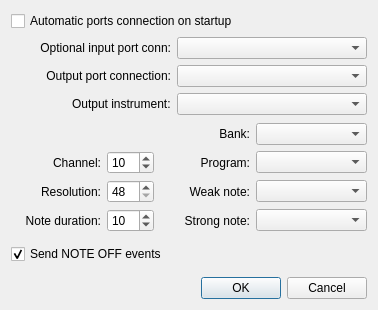
First picture: the form in src/kmetropreferencesbase.ui, repository pedrolcl/kmetronome, before the edit.
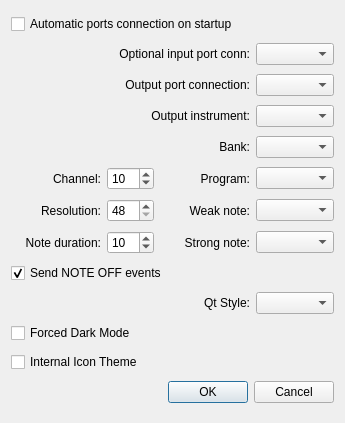
Second picture: the form after the edit.

Commit message: * added action icons: internal theme based on breeze * new settings: qt style, dark mode, and internal icon theme * desktop icons replaced

Diff of the .ui file:
```diff
--- a/src/kmetropreferencesbase.ui
+++ b/src/kmetropreferencesbase.ui
@@ -24,68 +24,32 @@
    <rect>
     <x>0</x>
     <y>0</y>
-    <width>378</width>
-    <height>310</height>
+    <width>345</width>
+    <height>423</height>
    </rect>
   </property>
-  <layout class="QVBoxLayout" name="verticalLayout">
-   <item>
-    <widget class="QCheckBox" name="m_autoconn">
-     <property name="whatsThis">
-      <string>If this checkbox is activated, the the program will remember the connections for the input and output ports, and try to reconnect them at program startup.</string>
-     </property>
+  <layout class="QGridLayout" name="gridLayout">
+   <item row="3" column="0" colspan="3">
+    <widget class="QLabel" name="lblInstrument">
      <property name="text">
-      <string>Automatic ports connection on startup</string>
-     </property>
-    </widget>
-   </item>
-   <item>
-    <layout class="QFormLayout" name="formLayout_3">
-     <property name="labelAlignment">
-      <set>Qt::AlignRight|Qt::AlignTrailing|Qt::AlignVCenter</set>
-     </property>
-     <item row="0" column="0">
-      <widget class="QLabel" name="lblInputPort">
-       <property name="sizePolicy">
-        <sizepolicy hsizetype="Preferred" vsizetype="Minimum">
-         <horstretch>0</horstretch>
-         <verstretch>0</verstretch>
-        </sizepolicy>
-       </property>
-       <property name="minimumSize">
-        <size>
-         <width>160</width>
-         <height>22</height>
-        </size>
-       </property>
-       <property name="text">
-        <string>Optional input port conn:</string>
+      <string>Output instrument:</string>
        </property>
        <property name="alignment">
         <set>Qt::AlignRight|Qt::AlignTrailing|Qt::AlignVCenter</set>
        </property>
-       <property name="wordWrap">
-        <bool>false</bool>
-       </property>
        <property name="buddy">
         <cstring>m_in_connection</cstring>
        </property>
       </widget>
      </item>
-     <item row="0" column="1">
-      <widget class="QComboBox" name="m_in_connection">
-       <property name="sizePolicy">
-        <sizepolicy hsizetype="Expanding" vsizetype="Fixed">
-         <horstretch>0</horstretch>
-         <verstretch>0</verstretch>
-        </sizepolicy>
-       </property>
+   <item row="5" column="3">
+    <widget class="QComboBox" name="m_bank">
        <property name="whatsThis">
         <string>This is the optional connection for the MIDI IN port.</string>
        </property>
       </widget>
      </item>
-     <item row="1" column="0">
+   <item row="2" column="0" colspan="3">
       <widget class="QLabel" name="lblOutputPort">
        <property name="sizePolicy">
         <sizepolicy hsizetype="Preferred" vsizetype="Minimum">
@@ -113,7 +77,7 @@
        </property>
       </widget>
      </item>
-     <item row="1" column="1">
+   <item row="2" column="3">
       <widget class="QComboBox" name="m_out_connection">
        <property name="sizePolicy">
         <sizepolicy hsizetype="Expanding" vsizetype="Fixed">
@@ -126,17 +90,27 @@
        </property>
       </widget>
      </item>
-     <item row="2" column="0">
-      <widget class="QLabel" name="lblInstrument">
+   <item row="11" column="0" colspan="4">
+    <widget class="QCheckBox" name="m_dark_mode">
        <property name="text">
-        <string>Output instrument:</string>
-       </property>
-       <property name="buddy">
-        <cstring>m_instrument</cstring>
-       </property>
-      </widget>
-     </item>
-     <item row="2" column="1">
+      <string>Forced Dark Mode</string>
+     </property>
+    </widget>
+   </item>
+   <item row="7" column="1">
+    <widget class="QSpinBox" name="m_resolution">
+     <property name="whatsThis">
+      <string>This is the MIDI time resolution (number of ticks in a quarter note)</string>
+     </property>
+     <property name="minimum">
+      <number>48</number>
+     </property>
+     <property name="maximum">
+      <number>960</number>
+     </property>
+    </widget>
+   </item>
+   <item row="3" column="3">
       <widget class="QComboBox" name="m_instrument">
        <property name="sizePolicy">
         <sizepolicy hsizetype="Expanding" vsizetype="Fixed">
@@ -149,46 +123,16 @@
        </property>
       </widget>
      </item>
-    </layout>
-   </item>
-   <item>
-    <layout class="QGridLayout" name="gridLayout">
-     <item row="0" column="2">
-      <widget class="QLabel" name="lblBank">
-       <property name="text">
-        <string>Bank:</string>
-       </property>
-       <property name="alignment">
-        <set>Qt::AlignRight|Qt::AlignTrailing|Qt::AlignVCenter</set>
-       </property>
-       <property name="buddy">
-        <cstring>m_bank</cstring>
-       </property>
-      </widget>
-     </item>
-     <item row="0" column="3">
-      <widget class="QComboBox" name="m_bank">
-       <property name="whatsThis">
-        <string>This is the Bank of the selected MIDI program</string>
-       </property>
-      </widget>
-     </item>
-     <item row="1" column="0">
-      <widget class="QLabel" name="textLabel2">
-       <property name="sizePolicy">
-        <sizepolicy hsizetype="Preferred" vsizetype="Preferred">
-         <horstretch>0</horstretch>
-         <verstretch>0</verstretch>
-        </sizepolicy>
-       </property>
+   <item row="8" column="2">
+    <widget class="QLabel" name="textLabel5">
        <property name="minimumSize">
         <size>
-         <width>75</width>
+       <width>90</width>
          <height>17</height>
         </size>
        </property>
        <property name="text">
-        <string>Channel:</string>
+      <string>Strong note:</string>
        </property>
        <property name="alignment">
         <set>Qt::AlignRight|Qt::AlignTrailing|Qt::AlignVCenter</set>
@@ -201,7 +145,7 @@
        </property>
       </widget>
      </item>
-     <item row="1" column="1">
+   <item row="6" column="1">
       <widget class="QSpinBox" name="m_channel">
        <property name="whatsThis">
         <string>This is the MIDI channel, between 1 and 16. 
@@ -218,7 +162,7 @@
        </property>
       </widget>
      </item>
-     <item row="1" column="2">
+   <item row="6" column="2">
       <widget class="QLabel" name="textLabel3">
        <property name="sizePolicy">
         <sizepolicy hsizetype="Preferred" vsizetype="Preferred">
@@ -246,20 +190,7 @@
        </property>
       </widget>
      </item>
-     <item row="1" column="3">
-      <widget class="QComboBox" name="m_program">
-       <property name="sizePolicy">
-        <sizepolicy hsizetype="Expanding" vsizetype="Fixed">
-         <horstretch>0</horstretch>
-         <verstretch>0</verstretch>
-        </sizepolicy>
-       </property>
-       <property name="whatsThis">
-        <string>This is the MIDI program</string>
-       </property>
-      </widget>
-     </item>
-     <item row="2" column="0">
+   <item row="7" column="0">
       <widget class="QLabel" name="textLabel7">
        <property name="minimumSize">
         <size>
@@ -281,20 +212,30 @@
        </property>
       </widget>
      </item>
-     <item row="2" column="1">
-      <widget class="QSpinBox" name="m_resolution">
+   <item row="13" column="0" colspan="4">
+    <widget class="QDialogButtonBox" name="buttonBox">
+     <property name="standardButtons">
+      <set>QDialogButtonBox::Cancel|QDialogButtonBox::Ok</set>
+     </property>
+    </widget>
+   </item>
+   <item row="8" column="1">
+    <widget class="QSpinBox" name="m_duration">
        <property name="whatsThis">
         <string>This is the MIDI time resolution (number of ticks in a quarter note)</string>
        </property>
        <property name="minimum">
-        <number>48</number>
+      <number>1</number>
        </property>
        <property name="maximum">
         <number>960</number>
        </property>
-      </widget>
-     </item>
-     <item row="2" column="2">
+     <property name="value">
+      <number>10</number>
+     </property>
+    </widget>
+   </item>
+   <item row="7" column="2">
       <widget class="QLabel" name="textLabel4">
        <property name="minimumSize">
         <size>
@@ -316,20 +257,7 @@
        </property>
       </widget>
      </item>
-     <item row="2" column="3">
-      <widget class="QComboBox" name="m_weak_note">
-       <property name="sizePolicy">
-        <sizepolicy hsizetype="Expanding" vsizetype="Fixed">
-         <horstretch>0</horstretch>
-         <verstretch>0</verstretch>
-        </sizepolicy>
-       </property>
-       <property name="whatsThis">
-        <string>This is the sound of the weak notes for the automatic patterns</string>
-       </property>
-      </widget>
-     </item>
-     <item row="3" column="0">
+   <item row="8" column="0">
       <widget class="QLabel" name="textLabel8">
        <property name="minimumSize">
         <size>
@@ -351,45 +279,7 @@
        </property>
       </widget>
      </item>
-     <item row="3" column="1">
-      <widget class="QSpinBox" name="m_duration">
-       <property name="whatsThis">
-        <string>This is the note duration in ticks, when using NOTE OFF events</string>
-       </property>
-       <property name="minimum">
-        <number>1</number>
-       </property>
-       <property name="maximum">
-        <number>960</number>
-       </property>
-       <property name="value">
-        <number>10</number>
-       </property>
-      </widget>
-     </item>
-     <item row="3" column="2">
-      <widget class="QLabel" name="textLabel5">
-       <property name="minimumSize">
-        <size>
-         <width>90</width>
-         <height>17</height>
-        </size>
-       </property>
-       <property name="text">
-        <string>Strong note:</string>
-       </property>
-       <property name="alignment">
-        <set>Qt::AlignRight|Qt::AlignTrailing|Qt::AlignVCenter</set>
-       </property>
-       <property name="wordWrap">
-        <bool>false</bool>
-       </property>
-       <property name="buddy">
-        <cstring>m_strong_note</cstring>
-       </property>
-      </widget>
-     </item>
-     <item row="3" column="3">
+   <item row="8" column="3">
       <widget class="QComboBox" name="m_strong_note">
        <property name="sizePolicy">
         <sizepolicy hsizetype="Expanding" vsizetype="Fixed">
@@ -402,11 +292,7 @@
        </property>
       </widget>
      </item>
-    </layout>
-   </item>
-   <item>
-    <layout class="QHBoxLayout" name="horizontalLayout">
-     <item>
+   <item row="9" column="0" colspan="4">
       <widget class="QCheckBox" name="m_use_noteoff">
        <property name="whatsThis">
         <string>Optional setting to send NOTE OFF events</string>
@@ -419,28 +305,141 @@
        </property>
       </widget>
      </item>
-     <item>
-      <spacer name="spacer5">
-       <property name="orientation">
-        <enum>Qt::Horizontal</enum>
-       </property>
-       <property name="sizeType">
-        <enum>QSizePolicy::Expanding</enum>
-       </property>
-       <property name="sizeHint" stdset="0">
+   <item row="0" column="0" colspan="4">
+    <widget class="QCheckBox" name="m_autoconn">
+     <property name="whatsThis">
+      <string>If this checkbox is activated, the the program will remember the connections for the input and output ports, and try to reconnect them at program startup.</string>
+     </property>
+     <property name="text">
+      <string>Automatic ports connection on startup</string>
+     </property>
+    </widget>
+   </item>
+   <item row="1" column="3">
+    <widget class="QComboBox" name="m_in_connection">
+     <property name="sizePolicy">
+      <sizepolicy hsizetype="Expanding" vsizetype="Fixed">
+       <horstretch>0</horstretch>
+       <verstretch>0</verstretch>
+      </sizepolicy>
+     </property>
+     <property name="whatsThis">
+      <string>This is the optional connection for the MIDI IN port.</string>
+     </property>
+    </widget>
+   </item>
+   <item row="7" column="3">
+    <widget class="QComboBox" name="m_weak_note">
+     <property name="sizePolicy">
+      <sizepolicy hsizetype="Expanding" vsizetype="Fixed">
+       <horstretch>0</horstretch>
+       <verstretch>0</verstretch>
+      </sizepolicy>
+     </property>
+     <property name="whatsThis">
+      <string>This is the sound of the weak notes for the automatic patterns</string>
+     </property>
+    </widget>
+   </item>
+   <item row="6" column="0">
+    <widget class="QLabel" name="textLabel2">
+     <property name="sizePolicy">
+      <sizepolicy hsizetype="Preferred" vsizetype="Preferred">
+       <horstretch>0</horstretch>
+       <verstretch>0</verstretch>
+      </sizepolicy>
+     </property>
+     <property name="minimumSize">
         <size>
-         <width>88</width>
-         <height>33</height>
-        </size>
-       </property>
-      </spacer>
-     </item>
-    </layout>
+       <width>75</width>
+       <height>17</height>
+      </size>
+     </property>
+     <property name="text">
+      <string>Channel:</string>
+     </property>
+     <property name="alignment">
+      <set>Qt::AlignRight|Qt::AlignTrailing|Qt::AlignVCenter</set>
+     </property>
+     <property name="wordWrap">
+      <bool>false</bool>
+     </property>
+     <property name="buddy">
+      <cstring>m_channel</cstring>
+     </property>
+    </widget>
+   </item>
+   <item row="12" column="0" colspan="4">
+    <widget class="QCheckBox" name="m_internal_icons">
+     <property name="text">
+      <string>Internal Icon Theme</string>
+     </property>
+    </widget>
    </item>
-   <item>
-    <widget class="QDialogButtonBox" name="buttonBox">
-     <property name="standardButtons">
-      <set>QDialogButtonBox::Cancel|QDialogButtonBox::Ok</set>
+   <item row="5" column="0" colspan="3">
+    <widget class="QLabel" name="lblBank">
+     <property name="text">
+      <string>Bank:</string>
+     </property>
+     <property name="alignment">
+      <set>Qt::AlignRight|Qt::AlignTrailing|Qt::AlignVCenter</set>
+     </property>
+     <property name="buddy">
+      <cstring>m_bank</cstring>
+     </property>
+    </widget>
+   </item>
+   <item row="6" column="3">
+    <widget class="QComboBox" name="m_program">
+     <property name="sizePolicy">
+      <sizepolicy hsizetype="Expanding" vsizetype="Fixed">
+       <horstretch>0</horstretch>
+       <verstretch>0</verstretch>
+      </sizepolicy>
+     </property>
+     <property name="whatsThis">
+      <string>This is the MIDI program</string>
+     </property>
+    </widget>
+   </item>
+   <item row="1" column="0" colspan="3">
+    <widget class="QLabel" name="lblInputPort">
+     <property name="sizePolicy">
+      <sizepolicy hsizetype="Preferred" vsizetype="Minimum">
+       <horstretch>0</horstretch>
+       <verstretch>0</verstretch>
+      </sizepolicy>
+     </property>
+     <property name="minimumSize">
+      <size>
+       <width>160</width>
+       <height>22</height>
+      </size>
+     </property>
+     <property name="text">
+      <string>Optional input port conn:</string>
+     </property>
+     <property name="alignment">
+      <set>Qt::AlignRight|Qt::AlignTrailing|Qt::AlignVCenter</set>
+     </property>
+     <property name="wordWrap">
+      <bool>false</bool>
+     </property>
+     <property name="buddy">
+      <cstring>m_in_connection</cstring>
+     </property>
+    </widget>
+   </item>
+   <item row="10" column="3">
+    <widget class="QComboBox" name="m_style"/>
+   </item>
+   <item row="10" column="0" colspan="3">
+    <widget class="QLabel" name="lblQtStyle">
+     <property name="text">
+      <string>Qt Style:</string>
+     </property>
+     <property name="alignment">
+      <set>Qt::AlignRight|Qt::AlignTrailing|Qt::AlignVCenter</set>
      </property>
     </widget>
    </item>
```
Left out of the diff: 8 changed lines with no effect on the pictures. Lines whose indentation alone changed are shown as unchanged. The commit also changes 52 other files.
